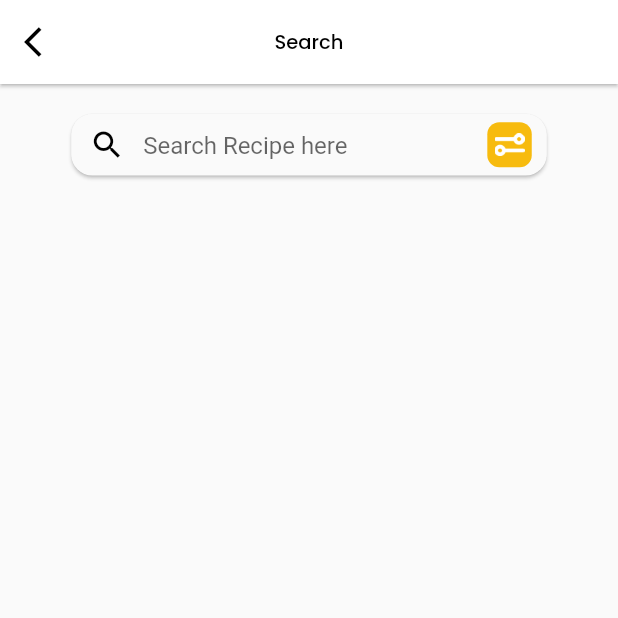
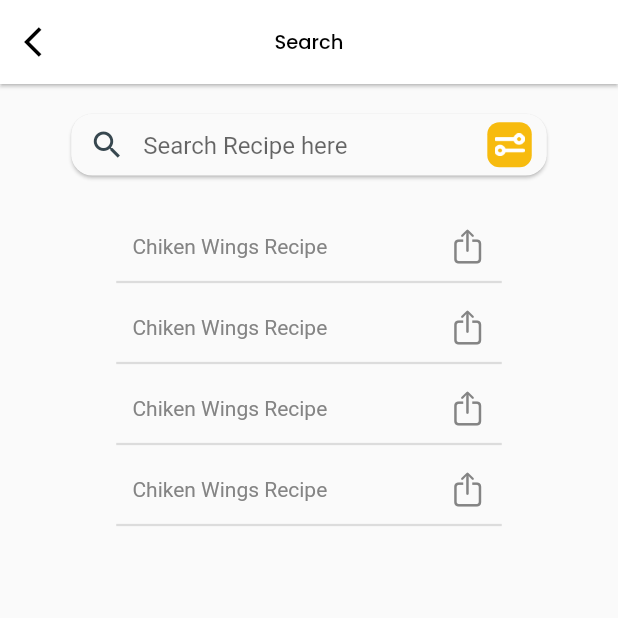
Before and after one commit to MuaazShafi/streetfood, a Flutter app: the SearchScreen screen opened directly, on a phone screen of 412 x 824 dp, the top half of it. Run offline on Flutter 3.47's test engine with Material 2 defaults, Android fonts, the phone set to English and light mode, and no system bars; our stand-ins replace flutter_rating_bar, salomon_bottom_bar.

Commit message:
muaaz third commit

```diff
--- a/lib/screen_search.dart
+++ b/lib/screen_search.dart
@@ -1,3 +1,4 @@
+import 'package:flutter/cupertino.dart';
 import 'package:flutter/material.dart';
 
 void main() {
@@ -36,8 +37,11 @@ class SearchScreen extends StatelessWidget {
         body: Padding(
           padding: const EdgeInsets.only(top: 20.0),
           child: Center(
+            child: SizedBox(
+              height: double.maxFinite,
+              width: 317,
               child: Column(
-              mainAxisAlignment: MainAxisAlignment.spaceBetween,
+                mainAxisAlignment: MainAxisAlignment.start,
                 children: [
                   Material(
                     borderRadius: BorderRadius.all(
@@ -57,7 +61,7 @@ class SearchScreen extends StatelessWidget {
                                 contentPadding: EdgeInsets.all(8),
                                 prefixIcon: Icon(
                                   Icons.search,
-                                color: Colors.black,
+                                  color: Color(0xff37474F),
                                 ),
                                 hintText: 'Search Recipe here',
                                 border: InputBorder.none,
@@ -89,7 +93,86 @@ class SearchScreen extends StatelessWidget {
                       ),
                     ),
                   ),
+                  Padding(
+                    padding: const EdgeInsets.only(top: 35),
+                    child: Row(
+                      mainAxisAlignment: MainAxisAlignment.spaceAround,
+                      children: [
+                        Text(
+                          "Chiken Wings Recipe",
+                          style: TextStyle(
+                              color: Color(0xff848484)
+                          ),
+                        ),
+                        Icon(CupertinoIcons.share,color: Color(0xff848484),)
                       ],
+                    ),
+                  ),
+                  SizedBox(height: 4,),
+                  Divider(
+                    indent: 30,
+                    endIndent: 30,
+                    thickness: 1.5,
+                  ),
+                  SizedBox(height: 10,),
+                  Row(
+                    mainAxisAlignment: MainAxisAlignment.spaceAround,
+                    children: [
+                      Text(
+                        "Chiken Wings Recipe",
+                        style: TextStyle(
+                            color: Color(0xff848484)
+                        ),
+                      ),
+                      Icon(CupertinoIcons.share,color: Color(0xff848484))
+                    ],
+                  ),
+                  SizedBox(height: 4,),
+                  Divider(
+                    indent: 30,
+                    endIndent: 30,
+                    thickness: 1.5,
+                  ),
+                  SizedBox(height: 10,),
+                  Row(
+                    mainAxisAlignment: MainAxisAlignment.spaceAround,
+                    children: [
+                      Text(
+                        "Chiken Wings Recipe",
+                        style: TextStyle(
+                            color: Color(0xff848484)
+                        ),
+                      ),
+                      Icon(CupertinoIcons.share,color: Color(0xff848484))
+                    ],
+                  ),
+                  SizedBox(height: 4,),
+                  Divider(
+                    indent: 30,
+                    endIndent: 30,
+                    thickness: 1.5,
+                  ),
+                  SizedBox(height: 10,),
+                  Row(
+                    mainAxisAlignment: MainAxisAlignment.spaceAround,
+                    children: [
+                      Text(
+                        "Chiken Wings Recipe",
+                        style: TextStyle(
+                            color: Color(0xff848484)
+                        ),
+                      ),
+                      Icon(CupertinoIcons.share,color: Color(0xff848484))
+                    ],
+                  ),
+                  SizedBox(height: 4,),
+                  Divider(
+                    indent: 30,
+                    endIndent: 30,
+                    thickness: 1.5,
+                  ),
+                ],
+              ),
             ),
           ),
         ),
```
Also changed, not shown: lib/screen_admin_home.dart (added, +10 -0 lines), lib/screen_home.dart (+43 -0 lines). Lines whose indentation alone changed are shown as unchanged.
